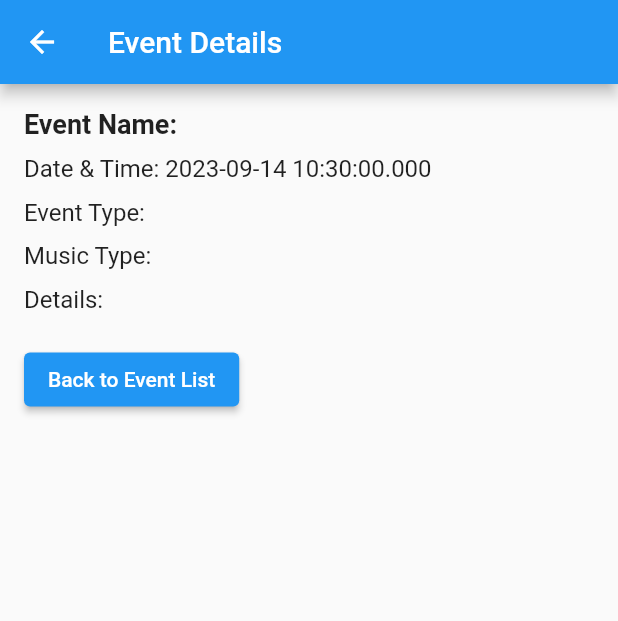
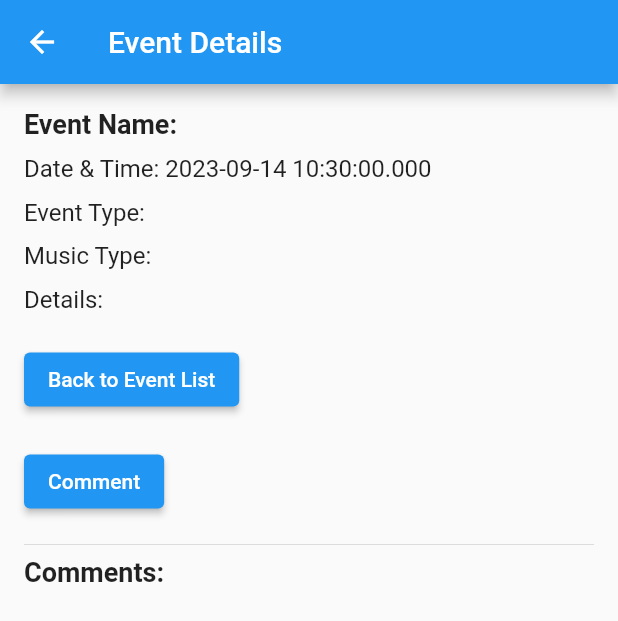
Before and after one commit to ivanagirazova/eventCompass, a Flutter app: the EventDetailsPage screen opened directly with empty values, on a phone screen of 412 x 824 dp. Shown: the top 621 px of the screen. Run offline on Flutter 3.47's test engine with Material 2 defaults, Android fonts, the phone set to English and light mode, and no system bars.

Commit message:
added comment on event

```diff
--- a/event_compass_app/lib/event_details.dart
+++ b/event_compass_app/lib/event_details.dart
@@ -1,10 +1,18 @@
 import 'package:flutter/material.dart';
 import 'main.dart';
 
-class EventDetailsPage extends StatelessWidget {
+class EventDetailsPage extends StatefulWidget {
   final Event event;
 
   EventDetailsPage({required this.event});
+
+  @override
+  _EventDetailsPageState createState() => _EventDetailsPageState();
+}
+
+class _EventDetailsPageState extends State<EventDetailsPage> {
+  List<String> comments = [];
+  TextEditingController commentController = TextEditingController();
 
   @override
   Widget build(BuildContext context) {
@@ -18,27 +26,27 @@ class EventDetailsPage extends StatelessWidget {
           crossAxisAlignment: CrossAxisAlignment.start,
           children: [
             Text(
-              'Event Name: ${event.name}',
+              'Event Name: ${widget.event.name}',
               style: TextStyle(fontWeight: FontWeight.bold, fontSize: 18.0),
             ),
             SizedBox(height: 10.0),
             Text(
-              'Date & Time: ${event.dateTime.toString()}',
+              'Date & Time: ${widget.event.dateTime.toString()}',
               style: TextStyle(fontSize: 16.0),
             ),
             SizedBox(height: 10.0),
             Text(
-              'Event Type: ${event.eventType}',
+              'Event Type: ${widget.event.eventType}',
               style: TextStyle(fontSize: 16.0),
             ),
             SizedBox(height: 10.0),
             Text(
-              'Music Type: ${event.musicType}',
+              'Music Type: ${widget.event.musicType}',
               style: TextStyle(fontSize: 16.0),
             ),
             SizedBox(height: 10.0),
             Text(
-              'Details: ${event.details}',
+              'Details: ${widget.event.details}',
               style: TextStyle(fontSize: 16.0),
             ),
             SizedBox(height: 20.0),
@@ -48,9 +56,94 @@ class EventDetailsPage extends StatelessWidget {
               },
               child: Text('Back to Event List'),
             ),
+            SizedBox(height: 20.0),
+            ElevatedButton(
+              onPressed: () {
+                _showCommentDialog(context);
+              },
+              child: Text('Comment'),
+            ),
+            SizedBox(height: 10.0),
+            Divider(), // Add a divider to separate comments
+            _buildCommentsList(),
           ],
         ),
       ),
     );
   }
+
+  void _showCommentDialog(BuildContext context) {
+    showDialog(
+      context: context,
+      builder: (context) {
+        return AlertDialog(
+          title: Text('Add Comment'),
+          content: Column(
+            mainAxisSize: MainAxisSize.min,
+            children: [
+              TextField(
+                controller: commentController,
+                decoration: InputDecoration(labelText: 'Comment'),
+              ),
+            ],
+          ),
+          actions: [
+            TextButton(
+              onPressed: () {
+                Navigator.of(context).pop();
+              },
+              child: Text('Cancel'),
+            ),
+            TextButton(
+              onPressed: () {
+                String comment = commentController.text;
+                if (comment.isNotEmpty) {
+                  _addComment(comment);
+                  Navigator.of(context).pop();
+                }
+              },
+              child: Text('Add Comment'),
+            ),
+          ],
+        );
+      },
+    );
+  }
+
+  void _addComment(String comment) {
+    setState(() {
+      comments.add(comment);
+      commentController.clear();
+    });
+  }
+
+  Widget _buildCommentsList() {
+    return Column(
+      crossAxisAlignment: CrossAxisAlignment.start,
+      children: [
+        Text(
+          'Comments:',
+          style: TextStyle(fontWeight: FontWeight.bold, fontSize: 18.0),
+        ),
+        SizedBox(height: 10.0),
+        ListView.builder(
+          shrinkWrap: true,
+          itemCount: comments.length,
+          itemBuilder: (context, index) {
+            return Padding(
+              padding: const EdgeInsets.symmetric(vertical: 4.0),
+              child: Container(
+                decoration: BoxDecoration(
+                  border: Border.all(color: Colors.blue),
+                  borderRadius: BorderRadius.circular(8.0),
+                ),
+                padding: EdgeInsets.all(8.0),
+                child: Text(comments[index]),
+              ),
+            );
+          },
+        ),
+      ],
+    );
+  }
 }
```
